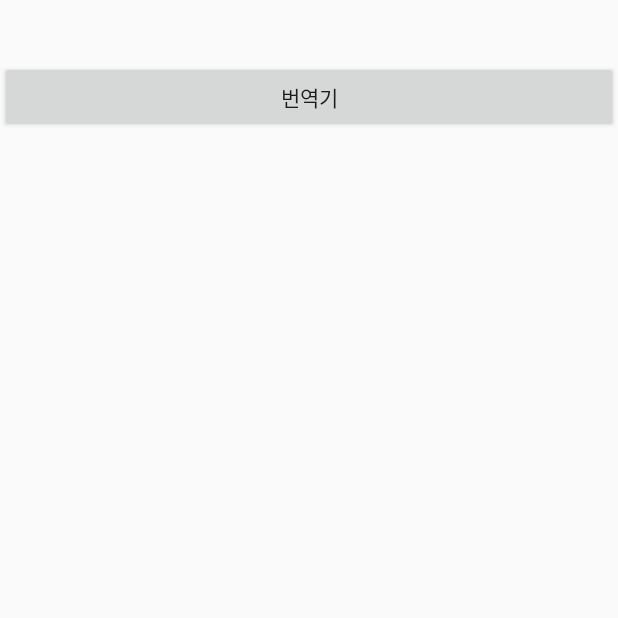
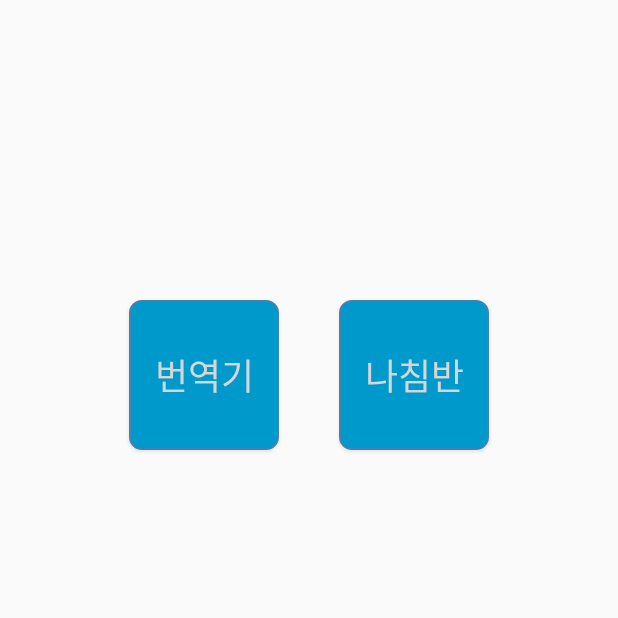
Before and after one commit to MagneticGang/teamTriplan, an Android app: the fragment Fn3Fragment shown on its own in the app's theme, on a phone screen of 412 x 824 dp, the top half of it. Run offline under Robolectric (Android 15) with nearby library versions, the phone set to English and light mode, and no system bars; 1 statement that could not run was skipped.

Commit message:
나침반 및 아이콘 변경_경승

```diff
--- a/app/src/main/java/com/hanul/team1/triplan/ggs/retrofit/GNUserClient.java
+++ b/app/src/main/java/com/hanul/team1/triplan/ggs/retrofit/GNUserClient.java
@@ -10,7 +10,7 @@ import retrofit2.http.Query;
 
 public interface GNUserClient {
 
-    public static final String GNUSERURL = "http://192.168.0.27/triplan/ggs/andgnuser/";
+    public static final String GNUSERURL = "http://192.168.0.110/triplan/ggs/andgnuser/";
 
     //회원 탈퇴 요청
     @POST("User/UserSignOut")
--- a/app/src/main/java/com/hanul/team1/triplan/jiyoon/UserClient.java
+++ b/app/src/main/java/com/hanul/team1/triplan/jiyoon/UserClient.java
@@ -10,7 +10,7 @@ import retrofit2.http.Query;
 
 public interface UserClient {
 
-    public static final String TESTURL ="http://192.168.0.27/triplan/user/";
+    public static final String TESTURL ="http://192.168.0.110/triplan/user/";
     @POST("insert")
     Call<ResponseBody> sendUuid(
             @Query("isOk") byte[] uuid
--- a/app/src/main/java/com/hanul/team1/triplan/ysh/Fn3Fragment.java
+++ b/app/src/main/java/com/hanul/team1/triplan/ysh/Fn3Fragment.java
@@ -5,25 +5,27 @@ import android.os.Bundle;
 import android.support.annotation.NonNull;
 import android.support.annotation.Nullable;
 import android.support.v4.app.Fragment;
-import android.support.v4.app.FragmentTransaction;
 import android.view.LayoutInflater;
 import android.view.View;
 import android.view.ViewGroup;
 import android.widget.Button;
 
 import com.hanul.team1.triplan.R;
+import com.hanul.team1.triplan.ggs.CompassActivity;
 import com.hanul.team1.triplan.jiyoon.PapagoActivity;
 
 
 public class Fn3Fragment extends Fragment {
 
     Button btnPapago;
+    Button btnCompass;
 
     @Nullable
     @Override
     public View onCreateView(@NonNull final LayoutInflater inflater, @Nullable final ViewGroup container, @Nullable Bundle savedInstanceState) {
         ViewGroup rootView = (ViewGroup) inflater.inflate(R.layout.sh_fragment_fn3, container, false);
 
+        //번역기 시작
         btnPapago = (Button) rootView.findViewById(R.id.button1);
 
         btnPapago.setOnClickListener(new View.OnClickListener() {
@@ -34,6 +36,20 @@ public class Fn3Fragment extends Fragment {
                 startActivity(i);
             }
         });
+        //번역기 끝
+
+        //나침반 버튼 시작
+        btnCompass = rootView.findViewById(R.id.btnCompass);
+        btnCompass.setOnClickListener(new View.OnClickListener() {
+            @Override
+            public void onClick(View v) {
+                Intent tocompas = new Intent(getActivity(), CompassActivity.class);
+                startActivity(tocompas);
+            }
+        });
+        //나침반 버튼 끝
+
+
 
         return rootView;
 
--- a/app/src/main/java/com/hanul/team1/triplan/ysh/query/DayListSelect.java
+++ b/app/src/main/java/com/hanul/team1/triplan/ysh/query/DayListSelect.java
@@ -40,7 +40,7 @@ public class DayListSelect extends AsyncTask<Void, Void, Void> {
     protected Void doInBackground(Void... voids) {
         dtos.clear();
 
-        String requestUrl = "http:192.168.0.27/triplan/android/daylist?planid="+planid;
+        String requestUrl = "http:192.168.0.110/triplan/android/daylist?planid="+planid;
         String inputLine;
         StringBuilder resultSet = new StringBuilder();
 
--- a/app/src/main/java/com/hanul/team1/triplan/ysh/query/MemoSelect.java
+++ b/app/src/main/java/com/hanul/team1/triplan/ysh/query/MemoSelect.java
@@ -24,7 +24,7 @@ public class MemoSelect extends AsyncTask<Void, Void, Void> {
     @Override
     protected Void doInBackground(Void... voids) {
 
-        String requestURL = "http://192.168.0.27/triplan/android/memoselect?siteid="+siteid;
+        String requestURL = "http://192.168.0.110/triplan/android/memoselect?siteid="+siteid;
         StringBuilder sb = new StringBuilder();
         String inputLine;
 
--- a/app/src/main/java/com/hanul/team1/triplan/ysh/query/MemoUpdate.java
+++ b/app/src/main/java/com/hanul/team1/triplan/ysh/query/MemoUpdate.java
@@ -26,7 +26,7 @@ public class MemoUpdate extends AsyncTask<Void, Void, Void> {
     @Override
     protected Void doInBackground(Void... voids) {
         modify_content = modify_content.replace("\n", "<br/>");
-        String requestURL = "http://192.168.0.27/triplan/android/memoupdate?siteid="+siteid+"&content="+modify_content;
+        String requestURL = "http://192.168.0.110/triplan/android/memoupdate?siteid="+siteid+"&content="+modify_content;
         StringBuilder sb = new StringBuilder();
         String inputLine;
 
--- a/app/src/main/java/com/hanul/team1/triplan/ysh/query/PlanListSelect.java
+++ b/app/src/main/java/com/hanul/team1/triplan/ysh/query/PlanListSelect.java
@@ -46,7 +46,7 @@ public class PlanListSelect extends AsyncTask<Void, Void, Void> {
         publishProgress();
         dtos.clear();
 
-        String requestUrl = "http://192.168.0.27/triplan/android/planlist?userid="+userid;
+        String requestUrl = "http://192.168.0.110/triplan/android/planlist?userid="+userid;
         String inputLine;
         StringBuilder resultSet = new StringBuilder();
 
--- a/app/src/main/java/com/hanul/team1/triplan/ysh/query/SiteListSelect.java
+++ b/app/src/main/java/com/hanul/team1/triplan/ysh/query/SiteListSelect.java
@@ -40,7 +40,7 @@ public class SiteListSelect extends AsyncTask<Void, Void, Void> {
 
     @Override
     protected Void doInBackground(Void... voids) {
-        String requestURL = "http://192.168.0.27/triplan/android/sitelist?dayid="+dayDto.getDayid()+"&planid="+dayDto.getPlanid();
+        String requestURL = "http://192.168.0.110/triplan/android/sitelist?dayid="+dayDto.getDayid()+"&planid="+dayDto.getPlanid();
         StringBuilder sb = new StringBuilder();
         try {
             URL url = new URL(requestURL);
--- a/app/src/main/res/layout/sh_fragment_fn3.xml
+++ b/app/src/main/res/layout/sh_fragment_fn3.xml
@@ -6,20 +6,51 @@
     android:layout_height="match_parent"
     android:orientation="vertical">
 
-    <TextView
-        android:id="@+id/textView3"
+    <LinearLayout
         android:layout_width="match_parent"
-        android:layout_height="wrap_content"
-        android:textColor="@color/colorPrimaryDark"
-        android:textSize="30sp"
-        tools:text="기능3화면입니다." />
+        android:layout_height="match_parent"
+        android:orientation="horizontal"
+        android:weightSum="2">
 
-    <Button
-        android:id="@+id/button1"
-        android:layout_width="match_parent"
-        android:layout_height="wrap_content"
-        android:text="번역기" />
+        <LinearLayout
+            android:layout_width="0dp"
+            android:layout_height="match_parent"
+            android:orientation="vertical"
+            android:layout_weight="1">
 
+            <Button
+                android:id="@+id/button1"
+                android:layout_width="100dp"
+                android:layout_height="100dp"
+                android:layout_gravity="right"
+                android:layout_marginTop="200dp"
+                android:layout_marginRight="20dp"
+                android:background="@drawable/button_background"
+                android:text="번역기"
+                android:textColor="@color/com_kakao_account_button_background"
+                android:textSize="24sp" />
 
+        </LinearLayout>
+
+        <LinearLayout
+            android:layout_width="0dp"
+            android:layout_height="match_parent"
+            android:orientation="vertical"
+            android:layout_weight="1">
+
+            <Button
+                android:id="@+id/btnCompass"
+                android:layout_width="100dp"
+                android:layout_height="100dp"
+                android:layout_marginLeft="20dp"
+                android:layout_marginTop="200dp"
+                android:background="@drawable/button_background"
+                android:text="나침반"
+                android:textColor="@color/com_kakao_account_button_background"
+                android:textSize="24sp" />
+
+        </LinearLayout>
+
+    </LinearLayout>
 
 </LinearLayout>
```
Also changed, not shown: app/src/main/AndroidManifest.xml (+7 -7 lines), app/src/main/java/com/hanul/team1/triplan/ggs/CompassActivity.java (added, +215 -0 lines), app/src/main/java/com/hanul/team1/triplan/ggs/CompassView.java (added, +152 -0 lines), app/src/main/res/layout/activity_compass.xml (added, +22 -0 lines), app/src/main/res/drawable/icon_triplan.png (added).
